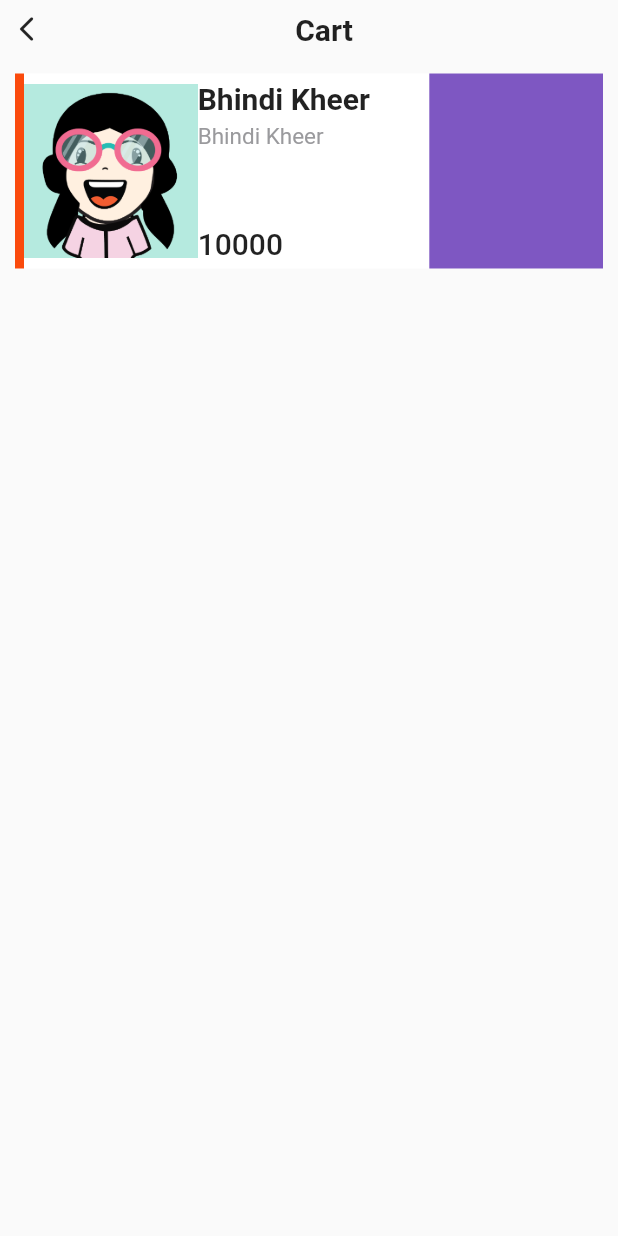
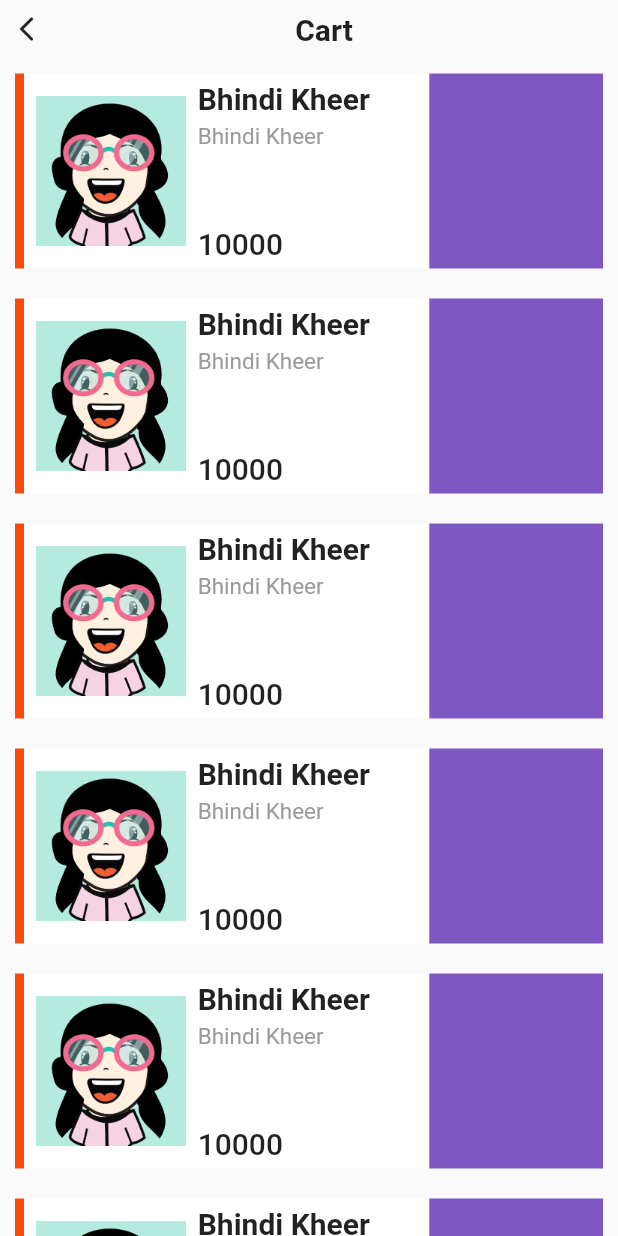
Before and after one commit to MonikaBhasin7/flutternoob, a Flutter app: the screen it shows after launch, on a phone screen of 412 x 824 dp. Run offline on Flutter 3.47's test engine with Material 2 defaults, Android fonts, the phone set to English and light mode, and no system bars; our stand-ins replace google_fonts.

Commit message:
some changes.

```diff
--- a/lib/pages/foodApp/cart_page.dart
+++ b/lib/pages/foodApp/cart_page.dart
@@ -13,7 +13,7 @@ class CartPage extends StatelessWidget {
             Expanded(
                 child: ListView.builder(
                     scrollDirection: Axis.vertical,
-                    itemCount: 1,
+                    itemCount: 10,
                     itemBuilder: (BuildContext context, int index) {
                       return Container(
                         margin: const EdgeInsets.fromLTRB(10, 10, 10, 10),
@@ -28,7 +28,7 @@ class CartPage extends StatelessWidget {
                         child: Row(
                           children: [
                             Expanded(
-                              child: Image.asset("assets/images/monika.png"),
+                              child: Image.asset("assets/images/monika.png", width: 100, height: 100,),
                               flex: 3,
                             ),
                             Expanded(
```
